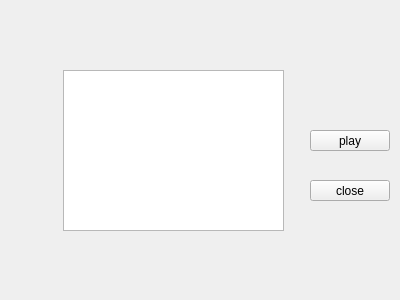
This is qichu/client.ui in durandced/qichu as Qt 5 draws it before an edit. The edited form follows.
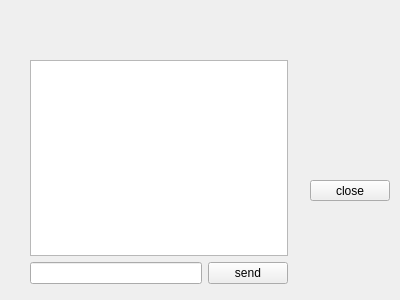
This is the edited form.

Commit message:
1er command LE CHAT
bon... et le hand shake aussi

What changed in the file:
```diff
--- a/qichu/client.ui
+++ b/qichu/client.ui
@@ -13,16 +13,6 @@
   <property name="windowTitle">
    <string>Form</string>
   </property>
-  <widget class="QTextEdit" name="log">
-   <property name="geometry">
-    <rect>
-     <x>63</x>
-     <y>70</y>
-     <width>221</width>
-     <height>161</height>
-    </rect>
-   </property>
-  </widget>
   <widget class="QPushButton" name="closeButton">
    <property name="geometry">
     <rect>
@@ -36,18 +26,34 @@
     <string>close</string>
    </property>
   </widget>
-  <widget class="QPushButton" name="playButton">
+  <widget class="QWidget" name="">
    <property name="geometry">
     <rect>
-     <x>310</x>
-     <y>130</y>
-     <width>80</width>
-     <height>21</height>
+     <x>30</x>
+     <y>60</y>
+     <width>258</width>
+     <height>224</height>
     </rect>
    </property>
-   <property name="text">
-    <string>play</string>
-   </property>
+   <layout class="QVBoxLayout" name="verticalLayout">
+    <item>
+     <widget class="QTextEdit" name="log"/>
+    </item>
+    <item>
+     <layout class="QHBoxLayout" name="horizontalLayout">
+      <item>
+       <widget class="QLineEdit" name="chat"/>
+      </item>
+      <item>
+       <widget class="QPushButton" name="sendButton">
+        <property name="text">
+         <string>send</string>
+        </property>
+       </widget>
+      </item>
+     </layout>
+    </item>
+   </layout>
   </widget>
  </widget>
  <resources/>
```
The commit also changes 9 other files.
